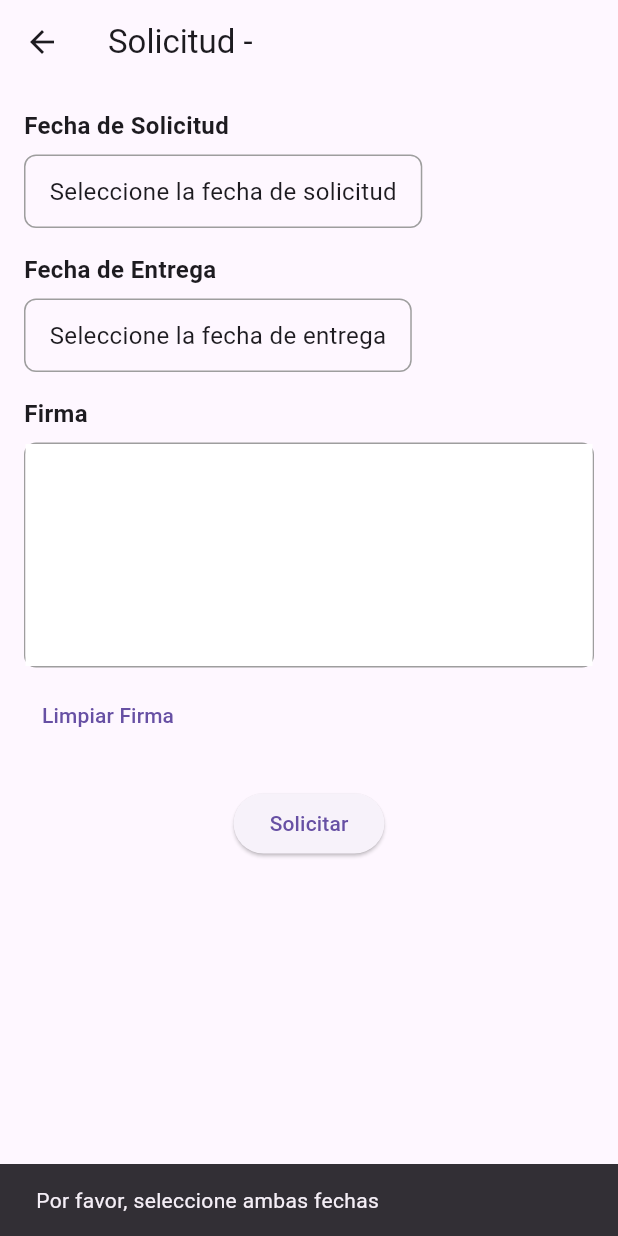
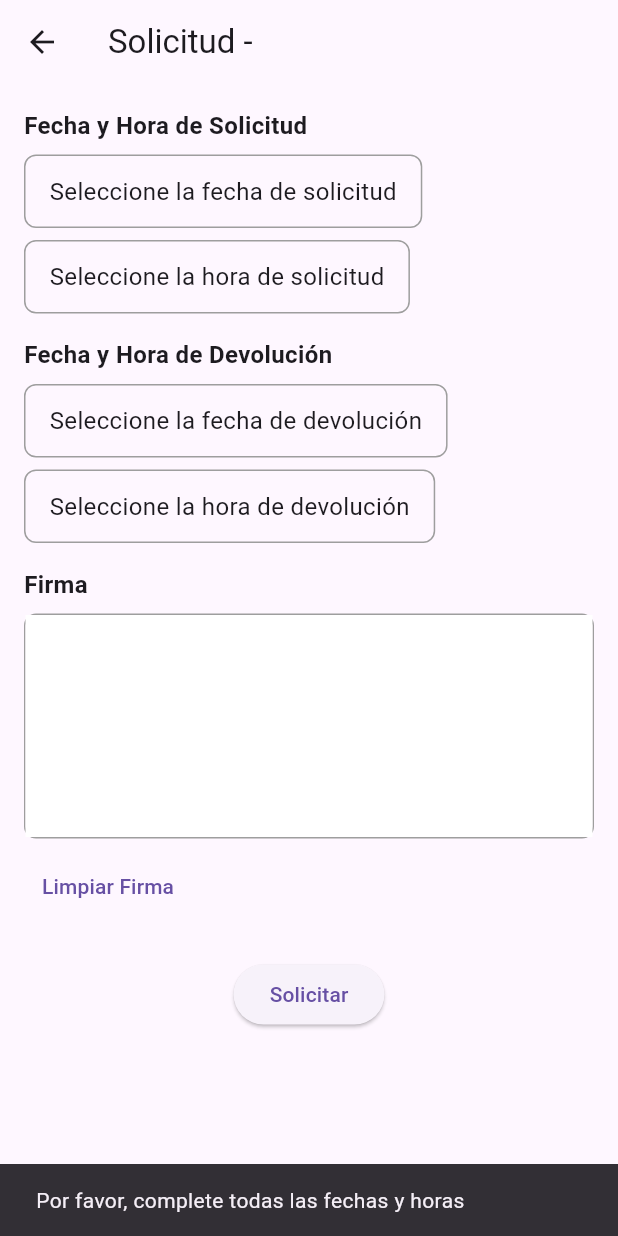
Before and after one commit to MimikaAckerman/rentalCarFlutter, a Flutter app: the CarRequestScreen screen opened directly with empty values, after a tap on "Solicitar", on a phone screen of 412 x 824 dp. Run offline on Flutter 3.47's test engine with Material 3 defaults, Android fonts, the phone set to English and light mode, and no system bars; drawn by our look-alikes of signature; our stand-ins replace shared_preferences; accounts and stored records are empty.

Commit message:
falta la entrega del vehiculo

```diff
--- a/lib/screens/car_request_screen.dart
+++ b/lib/screens/car_request_screen.dart
@@ -1,12 +1,13 @@
-import 'dart:convert'; // Para manejar JSON
 import 'package:flutter/material.dart';
 import 'package:signature/signature.dart'; // Paquete para la firma
-import 'package:http/http.dart' as http; // Para la solicitud HTTP
+import 'dart:convert';
+import 'package:http/http.dart' as http;
 
 class CarRequestScreen extends StatefulWidget {
   final String carName;
-  final String username; // Recibimos el nombre del usuario al navegar
+  final String username;
 
+  // Recibimos el nombre del coche y el usuario al navegar
   CarRequestScreen({required this.carName, required this.username});
 
   @override
@@ -15,7 +16,10 @@ class CarRequestScreen extends StatefulWidget {
 
 class _CarRequestScreenState extends State<CarRequestScreen> {
   DateTime? _startDate;
+  TimeOfDay? _startTime;
   DateTime? _endDate;
+  TimeOfDay? _endTime;
+
   final SignatureController _signatureController = SignatureController(
     penStrokeWidth: 2,
     penColor: Colors.black,
@@ -43,56 +47,83 @@ class _CarRequestScreenState extends State<CarRequestScreen> {
     }
   }
 
-  // Método para enviar la solicitud de reserva
-  Future<void> _reserveCar() async {
-    if (_startDate == null || _endDate == null) {
+  // Método para seleccionar la hora
+  Future<void> _selectTime(BuildContext context, bool isStartTime) async {
+    TimeOfDay? pickedTime = await showTimePicker(
+      context: context,
+      initialTime: TimeOfDay.now(),
+    );
+
+    if (pickedTime != null) {
+      setState(() {
+        if (isStartTime) {
+          _startTime = pickedTime;
+        } else {
+          _endTime = pickedTime;
+        }
+      });
+    }
+  }
+
+  // Método para enviar la solicitud
+  Future<void> _sendRequest() async {
+    if (_startDate == null ||
+        _endDate == null ||
+        _startTime == null ||
+        _endTime == null) {
       ScaffoldMessenger.of(context).showSnackBar(
-        SnackBar(content: Text('Por favor, seleccione ambas fechas')),
+        SnackBar(content: Text('Por favor, complete todas las fechas y horas')),
       );
       return;
     }
 
-    // Verificar si hay una firma válida
     if (_signatureController.isEmpty) {
       ScaffoldMessenger.of(context).showSnackBar(
-        SnackBar(content: Text('Por favor, firme antes de continuar')),
+        SnackBar(content: Text('Por favor, firme el documento')),
       );
       return;
     }
 
-    // Obtener la firma como string
-    final signatureData = await _signatureController.toPngBytes();
-    final signatureBase64 = base64Encode(signatureData!);
+    // Convertir la firma a base64
+    final signatureBytes = await _signatureController.toPngBytes();
+    if (signatureBytes == null) return;
+    final signatureBase64 = base64Encode(signatureBytes);
 
-    // Construir los datos para la solicitud
-    final reservationData = {
+    // Construir el cuerpo de la solicitud
+    final requestBody = {
       "nombre": widget.carName,
       "usuario": widget.username,
       "firma": signatureBase64,
       "fecha_reserva":
           "${_startDate!.year}-${_startDate!.month.toString().padLeft(2, '0')}-${_startDate!.day.toString().padLeft(2, '0')}",
+      "hora_reserva":
+          "${_startTime!.hour.toString().padLeft(2, '0')}:${_startTime!.minute.toString().padLeft(2, '0')}",
       "fecha_devolucion":
           "${_endDate!.year}-${_endDate!.month.toString().padLeft(2, '0')}-${_endDate!.day.toString().padLeft(2, '0')}",
+      "hora_devolucion":
+          "${_endTime!.hour.toString().padLeft(2, '0')}:${_endTime!.minute.toString().padLeft(2, '0')}",
     };
 
+    // Enviar la solicitud al servidor
     final url =
         Uri.parse('https://api-psc-goland.azurewebsites.net/reservarCoche');
-
     try {
       final response = await http.post(
         url,
         headers: {'Content-Type': 'application/json'},
-        body: jsonEncode(reservationData),
+        body: jsonEncode(requestBody),
       );
 
       if (response.statusCode == 200) {
         ScaffoldMessenger.of(context).showSnackBar(
-          SnackBar(content: Text('Reserva realizada con éxito')),
+          SnackBar(content: Text('Solicitud enviada exitosamente')),
         );
-        Navigator.pop(context); // Volver al panel
+        Navigator.pop(context); // Volver al panel principal
       } else {
         ScaffoldMessenger.of(context).showSnackBar(
-          SnackBar(content: Text('Error: ${response.reasonPhrase}')),
+          SnackBar(
+              content:
+                  Text('Error al enviar la solicitud: ${response.statusCode}')),
         );
       }
     } catch (e) {
@@ -114,9 +145,9 @@ class _CarRequestScreenState extends State<CarRequestScreen> {
           child: Column(
             crossAxisAlignment: CrossAxisAlignment.start,
             children: [
-              // Selección de Fecha de Solicitud
+              // Selección de Fecha y Hora de Solicitud
               Text(
-                'Fecha de Solicitud',
+                'Fecha y Hora de Solicitud',
                 style: TextStyle(fontSize: 16, fontWeight: FontWeight.bold),
               ),
               SizedBox(height: 8),
@@ -136,11 +167,28 @@ class _CarRequestScreenState extends State<CarRequestScreen> {
                   ),
                 ),
               ),
+              SizedBox(height: 8),
+              GestureDetector(
+                onTap: () => _selectTime(context, true),
+                child: Container(
+                  padding: EdgeInsets.symmetric(vertical: 12, horizontal: 16),
+                  decoration: BoxDecoration(
+                    border: Border.all(color: Colors.grey),
+                    borderRadius: BorderRadius.circular(8),
+                  ),
+                  child: Text(
+                    _startTime == null
+                        ? 'Seleccione la hora de solicitud'
+                        : '${_startTime!.hour.toString().padLeft(2, '0')}:${_startTime!.minute.toString().padLeft(2, '0')}',
+                    style: TextStyle(fontSize: 16),
+                  ),
+                ),
+              ),
               SizedBox(height: 16),
 
-              // Selección de Fecha de Entrega
+              // Selección de Fecha y Hora de Devolución
               Text(
-                'Fecha de Entrega',
+                'Fecha y Hora de Devolución',
                 style: TextStyle(fontSize: 16, fontWeight: FontWeight.bold),
               ),
               SizedBox(height: 8),
@@ -154,8 +202,25 @@ class _CarRequestScreenState extends State<CarRequestScreen> {
                   ),
                   child: Text(
                     _endDate == null
-                        ? 'Seleccione la fecha de entrega'
+                        ? 'Seleccione la fecha de devolución'
                         : '${_endDate!.day}/${_endDate!.month}/${_endDate!.year}',
+                    style: TextStyle(fontSize: 16),
+                  ),
+                ),
+              ),
+              SizedBox(height: 8),
+              GestureDetector(
+                onTap: () => _selectTime(context, false),
+                child: Container(
+                  padding: EdgeInsets.symmetric(vertical: 12, horizontal: 16),
+                  decoration: BoxDecoration(
+                    border: Border.all(color: Colors.grey),
+                    borderRadius: BorderRadius.circular(8),
+                  ),
+                  child: Text(
+                    _endTime == null
+                        ? 'Seleccione la hora de devolución'
+                        : '${_endTime!.hour.toString().padLeft(2, '0')}:${_endTime!.minute.toString().padLeft(2, '0')}',
                     style: TextStyle(fontSize: 16),
                   ),
                 ),
@@ -190,7 +255,7 @@ class _CarRequestScreenState extends State<CarRequestScreen> {
               // Botón de Solicitar
               Center(
                 child: ElevatedButton(
-                  onPressed: _reserveCar,
+                  onPressed: _sendRequest,
                   child: Text('Solicitar'),
                 ),
               ),
```
Also changed, not shown: lib/screens/panel_screen.dart (+68 -1 lines).
